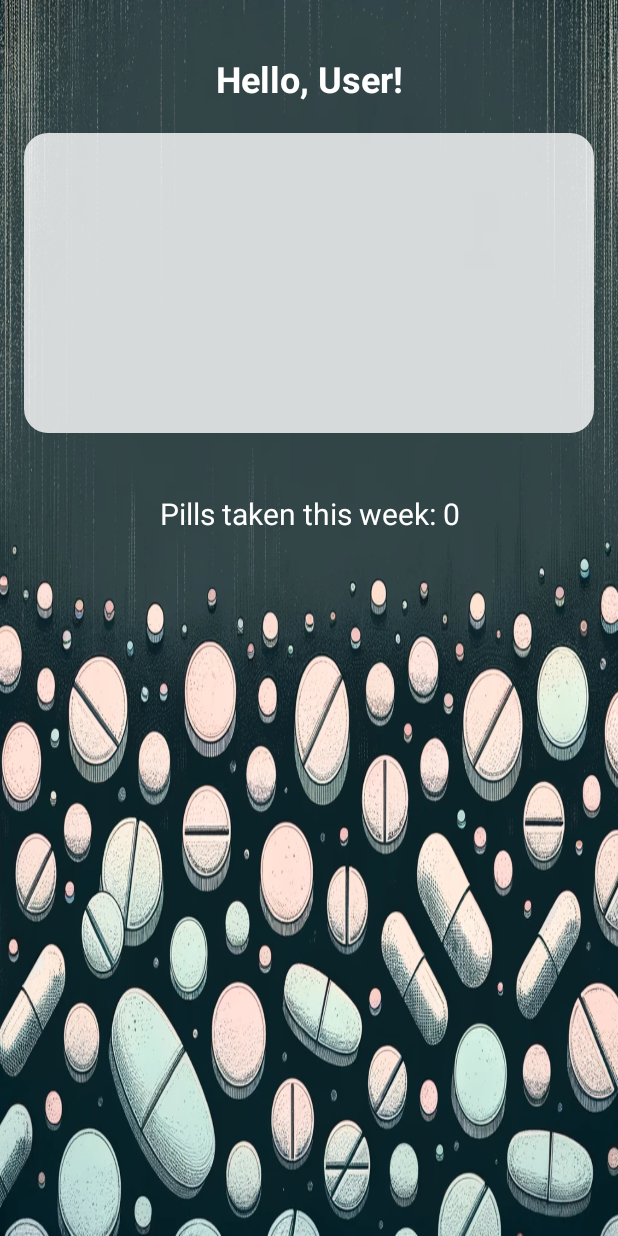
After one commit to code2impress/AALAppDevPillDespenser, an Android app: the PatientOverview screen opened directly, with no data from a screen before it, on a phone screen of 412 x 824 dp. The commit adds this screen. Run offline under Robolectric (Android 15) with nearby library versions, the phone set to English and light mode, and no system bars.

Commit message:
V1.1
Buggy Patient Overview added

Cannot track pills yet future to come

```diff
--- a/app/src/main/AndroidManifest.xml
+++ b/app/src/main/AndroidManifest.xml
@@ -18,6 +18,9 @@
         android:supportsRtl="true"
         android:theme="@style/Theme.AALAppDevPillDespenser"
         tools:targetApi="31">
+        <activity
+            android:name=".PatientOverview"
+            android:exported="false" />
         <activity
             android:name=".LoginPAT"
             android:exported="false" />
--- /dev/null
+++ b/app/src/main/java/com/example/aal_appdev_pilldespenser/PatientOverview.java
@@ -0,0 +1,38 @@
+package com.example.aal_appdev_pilldespenser;
+
+import androidx.appcompat.app.AppCompatActivity;
+import android.content.SharedPreferences;
+import android.widget.TextView;
+import android.os.Bundle;
+
+public class PatientOverview extends AppCompatActivity {
+
+    @Override
+    protected void onCreate(Bundle savedInstanceState) {
+        super.onCreate(savedInstanceState);
+        setContentView(R.layout.activity_patient_overview);
+
+        // Fetch the shared preferences to get the username
+        SharedPreferences sharedPreferences = getSharedPreferences("LoginPrefs", MODE_PRIVATE);
+        String username = sharedPreferences.getString("username", "User"); // Default to "User" if no username found
+
+        // Update greeting TextView with username
+        TextView greetingTextView = findViewById(R.id.greetingTextView);
+        greetingTextView.setText(getString(R.string.greeting_text, username)); // Assuming you have a string resource with a placeholder
+
+        // Use UserDatabaseHelper to access pill intake data
+        UserDatabaseHelper dbHelper = new UserDatabaseHelper(this);
+
+        // Assuming you have methods to calculate the start and end date of the current week
+        String startDate = "2023-01-01"; // Placeholder, calculate dynamically
+        String endDate = "2023-01-07"; // Placeholder, calculate dynamically
+
+        // Get user ID for the username to fetch pills data
+        int userId = dbHelper.getUserIdByUsername(username);
+        int pillsTakenThisWeek = dbHelper.getPillsTakenInWeek(userId, startDate, endDate);
+
+        // Update TextView with pills taken this week
+        TextView pillsTakenTextView = findViewById(R.id.pillsTakenTextView); // Ensure this ID exists in your XML
+        pillsTakenTextView.setText(getString(R.string.pills_taken_this_week, pillsTakenThisWeek)); // Assuming you have a string resource with a placeholder
+    }
+}
--- a/app/src/main/java/com/example/aal_appdev_pilldespenser/UserDatabaseHelper.java
+++ b/app/src/main/java/com/example/aal_appdev_pilldespenser/UserDatabaseHelper.java
@@ -9,13 +9,18 @@ import android.database.sqlite.SQLiteOpenHelper;
 public class UserDatabaseHelper extends SQLiteOpenHelper {
 
     private static final String DATABASE_NAME = "UserDatabase";
-    private static final int DATABASE_VERSION = 2;
+    private static final int DATABASE_VERSION = 3;
 
     private static final String TABLE_USERS = "users";
     private static final String KEY_USER_ID = "id";
     private static final String KEY_USERNAME = "username";
     private static final String KEY_PASSWORD = "password";
     private static final String KEY_USER_TYPE = "user_type";
+
+    // New constants for pill intake table
+    private static final String TABLE_PILL_INTAKE = "pill_intake";
+    private static final String KEY_DATE = "date";
+    private static final String KEY_PILLS_TAKEN = "pills_taken";
 
     public UserDatabaseHelper(Context context) {
         super(context, DATABASE_NAME, null, DATABASE_VERSION);
@@ -28,44 +33,90 @@ public class UserDatabaseHelper extends SQLiteOpenHelper {
                 KEY_USER_ID + " INTEGER PRIMARY KEY," +
                 KEY_USERNAME + " TEXT," +
                 KEY_PASSWORD + " TEXT," +
-                KEY_USER_TYPE + " TEXT" + // Include user type column
+                KEY_USER_TYPE + " TEXT" +
                 ")";
         db.execSQL(CREATE_USERS_TABLE);
 
-        // Adding default users
-        addUser(new User("docadmin", "admin", "doctor"), db); // Specify user type as doctor
-        addUser(new User("patient0", "patient0", "patient"), db); // Specify user type as patient
+        String CREATE_PILL_INTAKE_TABLE = "CREATE TABLE " + TABLE_PILL_INTAKE + "("
+                + KEY_USER_ID + " INTEGER,"
+                + KEY_DATE + " TEXT,"
+                + KEY_PILLS_TAKEN + " INTEGER,"
+                + "FOREIGN KEY(" + KEY_USER_ID + ") REFERENCES " + TABLE_USERS + "(" + KEY_USER_ID + "))";
+        db.execSQL(CREATE_PILL_INTAKE_TABLE);
     }
 
     @Override
     public void onUpgrade(SQLiteDatabase db, int oldVersion, int newVersion) {
         db.execSQL("DROP TABLE IF EXISTS " + TABLE_USERS);
+        db.execSQL("DROP TABLE IF EXISTS " + TABLE_PILL_INTAKE);
         onCreate(db);
+
+        if (oldVersion < 2) {
+            // If upgrading from version 1 to 2, apply necessary changes for version 2
+            // For example, adding a new column, creating a new table, etc.
+            // Since the pill intake table is introduced in this version, create it if not existing
+            String CREATE_PILL_INTAKE_TABLE = "CREATE TABLE IF NOT EXISTS " + TABLE_PILL_INTAKE + "("
+                    + KEY_USER_ID + " INTEGER,"
+                    + KEY_DATE + " TEXT,"
+                    + KEY_PILLS_TAKEN + " INTEGER,"
+                    + "FOREIGN KEY(" + KEY_USER_ID + ") REFERENCES " + TABLE_USERS + "(" + KEY_USER_ID + "))";
+            db.execSQL(CREATE_PILL_INTAKE_TABLE);
+        }
     }
 
-
-    public void addUser(User user, SQLiteDatabase db) {
+    public void addUser(User user) {
+        SQLiteDatabase db = this.getWritableDatabase();
         ContentValues values = new ContentValues();
         values.put(KEY_USERNAME, user.getUsername());
         values.put(KEY_PASSWORD, user.getPassword());
-        values.put(KEY_USER_TYPE, user.getUserType()); // Store user type
+        values.put(KEY_USER_TYPE, user.getUserType());
         db.insert(TABLE_USERS, null, values);
+        db.close();
     }
 
     public String validateUser(String username, String password) {
         SQLiteDatabase db = this.getReadableDatabase();
-        Cursor cursor = db.query(TABLE_USERS, new String[]{KEY_USERNAME, KEY_PASSWORD, KEY_USER_TYPE},
-                KEY_USERNAME + "=? AND " + KEY_PASSWORD + "=?", new String[]{username, password},
-                null, null, null, null);
-
+        Cursor cursor = db.query(TABLE_USERS, new String[]{KEY_USER_ID, KEY_USERNAME, KEY_PASSWORD, KEY_USER_TYPE},
+                KEY_USERNAME + "=? AND " + KEY_PASSWORD + "=?", new String[]{username, password}, null, null, null, null);
         if (cursor != null && cursor.moveToFirst()) {
             String userType = cursor.getString(cursor.getColumnIndex(KEY_USER_TYPE));
             cursor.close();
-            return userType; // Return user type
+            return userType;
         }
-        return null; // User not found
+        return null;
     }
 
+    public int getUserIdByUsername(String username) {
+        SQLiteDatabase db = this.getReadableDatabase();
+        Cursor cursor = db.query(TABLE_USERS, new String[]{KEY_USER_ID},
+                KEY_USERNAME + "=?", new String[]{username}, null, null, null);
+        if (cursor != null && cursor.moveToFirst()) {
+            int userId = cursor.getInt(cursor.getColumnIndex(KEY_USER_ID));
+            cursor.close();
+            return userId;
+        }
+        return -1; // Indicates user not found or error
+    }
 
+    public void addPillIntake(int userId, String date, int pillsTaken) {
+        SQLiteDatabase db = this.getWritableDatabase();
+        ContentValues values = new ContentValues();
+        values.put(KEY_USER_ID, userId);
+        values.put(KEY_DATE, date);
+        values.put(KEY_PILLS_TAKEN, pillsTaken);
+        db.insert(TABLE_PILL_INTAKE, null, values);
+        db.close();
+    }
 
+    public int getPillsTakenInWeek(int userId, String startDate, String endDate) {
+        SQLiteDatabase db = this.getReadableDatabase();
+        Cursor cursor = db.rawQuery("SELECT SUM(" + KEY_PILLS_TAKEN + ") as total FROM " + TABLE_PILL_INTAKE
+                + " WHERE " + KEY_USER_ID + "=? AND " + KEY_DATE + " BETWEEN ? AND ?", new String[]{String.valueOf(userId), startDate, endDate});
+        int totalPills = 0;
+        if (cursor.moveToFirst()) {
+            totalPills = cursor.getInt(cursor.getColumnIndex("total"));
+        }
+        cursor.close();
+        return totalPills;
+    }
 }
--- /dev/null
+++ b/app/src/main/res/layout/activity_patient_overview.xml
@@ -0,0 +1,50 @@
+<?xml version="1.0" encoding="utf-8"?>
+<FrameLayout xmlns:android="http://schemas.android.com/apk/res/android"
+    xmlns:app="http://schemas.android.com/apk/res-auto"
+    xmlns:tools="http://schemas.android.com/tools"
+    android:layout_width="match_parent"
+    android:layout_height="match_parent"
+    android:background="@drawable/background3"> <!-- Ensure this drawable exists in your res/drawable directory -->
+
+    <LinearLayout
+        android:layout_width="match_parent"
+        android:layout_height="match_parent"
+        android:orientation="vertical"
+        android:padding="16dp"
+        android:gravity="center_horizontal">
+
+        <!-- Greeting TextView -->
+        <TextView
+            android:id="@+id/greetingTextView"
+            android:layout_width="match_parent"
+            android:layout_height="wrap_content"
+            android:textSize="24sp"
+            android:textStyle="bold"
+            android:textColor="#FFFFFF"
+            android:gravity="center"
+            android:layout_marginTop="20dp"
+            android:layout_marginBottom="20dp" />
+
+        <!-- Chart Placeholder -->
+        <FrameLayout
+            android:id="@+id/chartPlaceholder"
+            android:layout_width="match_parent"
+            android:layout_height="200dp"
+            android:background="@drawable/rounded_background"
+            android:layout_marginBottom="20dp">
+            <!-- Your chart implementation will go here -->
+        </FrameLayout>
+
+        <!-- Pills Taken TextView -->
+        <TextView
+            android:id="@+id/pillsTakenTextView"
+            android:layout_width="match_parent"
+            android:layout_height="wrap_content"
+            android:textSize="20sp"
+            android:textStyle="normal"
+            android:textColor="#FFFFFF"
+            android:gravity="center"
+            android:layout_marginTop="20dp" />
+
+    </LinearLayout>
+</FrameLayout>
--- a/app/src/main/res/values/strings.xml
+++ b/app/src/main/res/values/strings.xml
@@ -1,3 +1,6 @@
 <resources>
     <string name="app_name">AAL - App Dev - Pill Despenser</string>
+    <string name="greeting_text">Hello, %1$s!</string>
+    <string name="pills_taken_this_week">Pills taken this week: %1$d</string>
+
 </resources>
```
Also changed, not shown: app/src/main/java/com/example/aal_appdev_pilldespenser/LoginPAT.java (+27 -5 lines), app/src/main/java/com/example/aal_appdev_pilldespenser/MainActivity.java (+17 -2 lines), app/src/main/java/com/example/aal_appdev_pilldespenser/PD.java (+24 -1 lines), app/src/main/java/com/example/aal_appdev_pilldespenser/PillDatabaseHelper.java (added, +34 -0 lines), app/src/main/res/layout/activity_login_pat.xml (+12 -0 lines), app/src/main/res/layout/activity_main.xml (+14 -7 lines).
